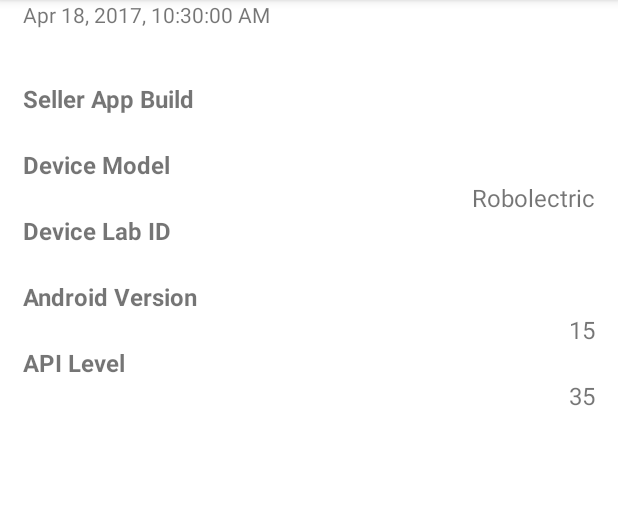
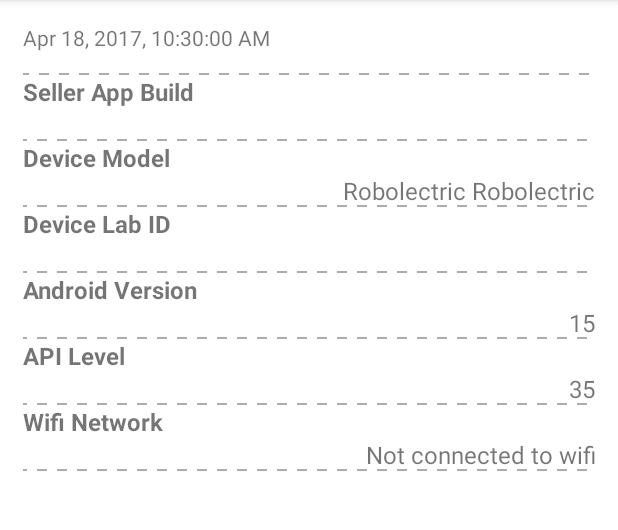
Before and after one commit to IvanMwiruki/mtqadeviceinfo, an Android app: the screen it shows after launch (MainActivity), on a phone screen of 412 x 824 dp, the part 84-614 px from its top. Run offline under Robolectric (Android 15) with nearby library versions, the phone set to English and light mode, and no system bars; 1 statement that could not run was skipped.

Commit message:
Added wifi network row, cleaned up code, added bottom borders to rows.

```diff
--- a/MyApplication/app/src/main/AndroidManifest.xml
+++ b/MyApplication/app/src/main/AndroidManifest.xml
@@ -3,6 +3,7 @@
     package="com.ivanmwiruki.mtqaticketinfo">
 
     <uses-permission android:name="android.permission.BLUETOOTH"/>
+    <uses-permission android:name="android.permission.ACCESS_WIFI_STATE" />
 
     <application
         android:allowBackup="true"
--- a/MyApplication/app/src/main/java/com/ivanmwiruki/mtqaticketinfo/MainActivity.java
+++ b/MyApplication/app/src/main/java/com/ivanmwiruki/mtqaticketinfo/MainActivity.java
@@ -1,11 +1,16 @@
 /*
- * Created by Ivan Mwiruki
+ * @author Ivan Mwiruki
  */
 
 package com.ivanmwiruki.mtqaticketinfo;
 
+import android.content.Context;
 import android.content.pm.PackageInfo;
 import android.content.pm.PackageManager;
+import android.net.NetworkInfo;
+import android.net.wifi.WifiInfo;
+import android.net.wifi.WifiManager;
+import android.os.Build;
 import android.os.Bundle;
 import android.provider.Settings;
 import android.support.v7.app.AppCompatActivity;
@@ -23,40 +28,59 @@ public class MainActivity extends AppCompatActivity {
     private TextView deviceIDValue;
     private TextView androidVersionValue;
     private TextView apiValue;
+    private TextView wifiNetworkValue;
 
     @Override
     protected void onCreate(Bundle savedInstanceState) {
         super.onCreate(savedInstanceState);
         setContentView(R.layout.mtqaticketinfo_main);
 
-        //get references to the widgets
+        //get references to the textview widgets
         dateAndTime = (TextView) findViewById(R.id.dateAndTime);
         buildValue = (TextView) findViewById(R.id.buildValue);
         modelValue = (TextView) findViewById(R.id.modelValue);
         deviceIDValue = (TextView) findViewById(R.id.deviceIDValue);
         androidVersionValue = (TextView) findViewById(R.id.androidVersionValue);
         apiValue = (TextView) findViewById(R.id.apiValue);
+        wifiNetworkValue = (TextView) findViewById(R.id.wifiNetworkValue);
 
 
-        //get/set date and time
+        //get/set textview widget values
         dateAndTime.setText(DateFormat.getDateTimeInstance().format(new Date()));
-        //get/set Seller App build value
         buildValue.setText(getSellerAppBuild());
-        //get/set device model value
-        modelValue.setText(DeviceName.getDeviceName());
-        //get/set device ID value
+        modelValue.setText(getModelValue());
         deviceIDValue.setText(Settings.Secure.getString(getContentResolver(), "bluetooth_name"));
-        //get/set Android version value
         androidVersionValue.setText(android.os.Build.VERSION.RELEASE);
-        //get/set API level value
         apiValue.setText(android.os.Build.VERSION.SDK);
+        wifiNetworkValue.setText(getWifiName(this));
     }
 
     private String getSellerAppBuild() {
         PackageInfo pinfo = null;
         try {
-            pinfo = getPackageManager().getPackageInfo("com.amazon.sellermobile.android", 0);
+            pinfo = getPackageManager().getPackageInfo("com.amazon.sellermobile.android", PackageManager.GET_CONFIGURATIONS);
         } catch (PackageManager.NameNotFoundException e) {}
+
         return pinfo.versionName;
     }
+
+    private String getModelValue() {
+        String manufacturer = android.os.Build.MANUFACTURER;
+        String capitalManufacturer = manufacturer.substring(0, 1).toUpperCase() + manufacturer.substring(1);
+        return capitalManufacturer + " " + DeviceName.getDeviceName();
+    }
+
+    private String getWifiName(Context context) {
+        WifiManager manager = (WifiManager) context.getApplicationContext().getSystemService(Context.WIFI_SERVICE);
+        if (manager.isWifiEnabled()) {
+            WifiInfo wifiInfo = manager.getConnectionInfo();
+            if (wifiInfo != null) {
+                NetworkInfo.DetailedState state = WifiInfo.getDetailedStateOf(wifiInfo.getSupplicantState());
+                if (state == NetworkInfo.DetailedState.CONNECTED || state == NetworkInfo.DetailedState.OBTAINING_IPADDR) {
+                    return wifiInfo.getSSID();
+                }
+            }
+        }
+        return "Not connected to wifi";
+    }
 }
--- /dev/null
+++ b/MyApplication/app/src/main/res/drawable/border_set.xml
@@ -0,0 +1,20 @@
+<layer-list xmlns:android="http://schemas.android.com/apk/res/android">
+
+    <item>
+        <shape android:shape="rectangle" >
+            <solid android:color="#fff" />
+        </shape>
+    </item>
+
+    <item android:top="-2dp" android:right="-2dp" android:left="-2dp">
+        <shape>
+            <solid android:color="@android:color/transparent" />
+            <stroke
+                android:dashGap="10px"
+                android:dashWidth="10px"
+                android:width="1dp"
+                android:color="#ababb2" />
+        </shape>
+    </item>
+
+</layer-list>
--- a/MyApplication/app/src/main/res/layout/mtqaticketinfo_main.xml
+++ b/MyApplication/app/src/main/res/layout/mtqaticketinfo_main.xml
@@ -8,6 +8,8 @@
     android:weightSum="1">
 
     <TextView
+        android:background="@drawable/border_set"
+        android:gravity="start|center_vertical"
         android:id="@+id/dateAndTime"
         android:layout_width="match_parent"
         android:layout_height="0dp"
@@ -25,6 +27,7 @@
         android:typeface="normal" />
 
     <TextView
+        android:background="@drawable/border_set"
         android:gravity="end"
         android:id="@+id/buildValue"
         android:layout_width="match_parent"
@@ -42,6 +45,7 @@
         android:textStyle="bold" />
 
     <TextView
+        android:background="@drawable/border_set"
         android:gravity="end"
         android:id="@+id/modelValue"
         android:layout_width="match_parent"
@@ -61,6 +65,7 @@
         android:textStyle="bold" />
 
     <TextView
+        android:background="@drawable/border_set"
         android:gravity="end"
         android:id="@+id/deviceIDValue"
         android:layout_width="match_parent"
@@ -78,6 +83,7 @@
         android:textStyle="bold" />
 
     <TextView
+        android:background="@drawable/border_set"
         android:gravity="end"
         android:id="@+id/androidVersionValue"
         android:layout_width="match_parent"
@@ -95,6 +101,7 @@
         android:textStyle="bold" />
 
     <TextView
+        android:background="@drawable/border_set"
         android:gravity="end"
         android:id="@+id/apiValue"
         android:layout_width="match_parent"
@@ -102,4 +109,23 @@
         android:text="TextView"
         android:textAlignment="textEnd"
         android:textSize="16sp" />
+
+    <TextView
+        android:id="@+id/wifiNetwork"
+        android:layout_width="match_parent"
+        android:layout_height="wrap_content"
+        android:text="@string/wifi_network"
+        android:textSize="16sp"
+        android:textStyle="bold" />
+
+    <TextView
+        android:background="@drawable/border_set"
+        android:gravity="end"
+        android:id="@+id/wifiNetworkValue"
+        android:layout_width="match_parent"
+        android:layout_height="wrap_content"
+        android:text="TextView"
+        android:textAlignment="textEnd"
+        android:textSize="16sp" />
+
 </LinearLayout>
--- a/MyApplication/app/src/main/res/values/strings.xml
+++ b/MyApplication/app/src/main/res/values/strings.xml
@@ -5,4 +5,5 @@
     <string name="device_id">Device Lab ID</string>
     <string name="android_version">Android Version</string>
     <string name="api_level">API Level</string>
+    <string name="wifi_network">Wifi Network</string>
 </resources>
```
